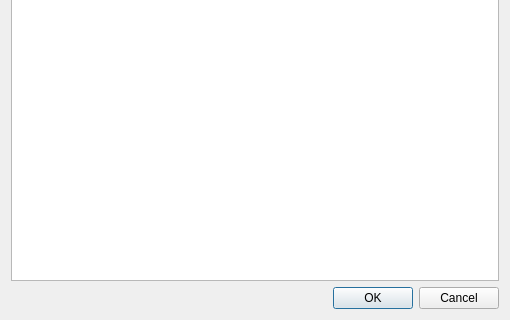
usiksan/SaliCAD, file windows/SdDGetBus.ui: the form before one commit; both pictures show x 0 to 510 and y 159 to 479 of the 510 by 479 pixel window.
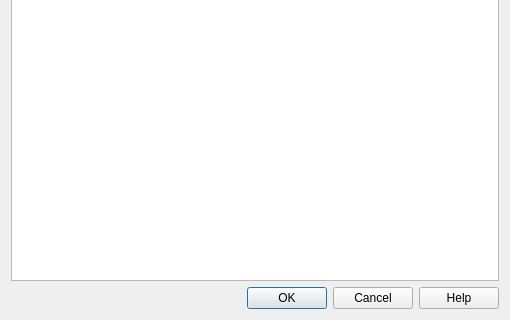
The form after the commit.

Commit message: Append help to SdDGetBus dialog.

```diff
--- a/windows/SdDGetBus.ui
+++ b/windows/SdDGetBus.ui
@@ -54,7 +54,7 @@
       <enum>Qt::Horizontal</enum>
      </property>
      <property name="standardButtons">
-      <set>QDialogButtonBox::Cancel|QDialogButtonBox::Ok</set>
+      <set>QDialogButtonBox::Cancel|QDialogButtonBox::Help|QDialogButtonBox::Ok</set>
      </property>
     </widget>
    </item>
```
Left out of the diff: 2 changed lines with no effect on the pictures. The commit also changes 6 other files.
